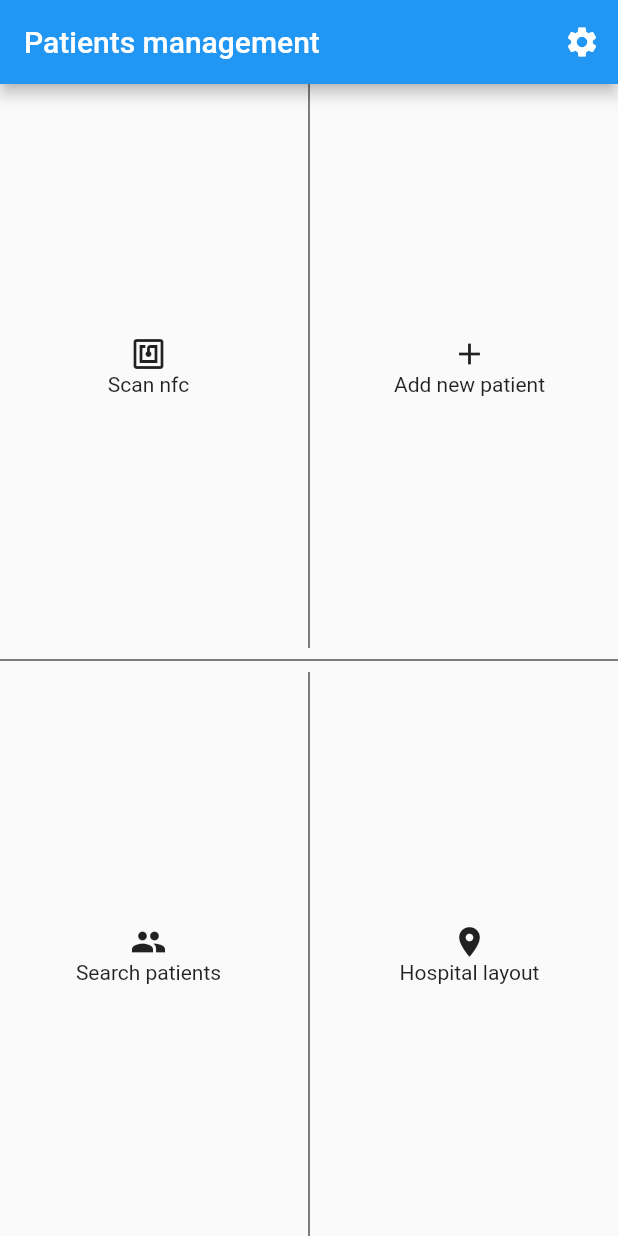
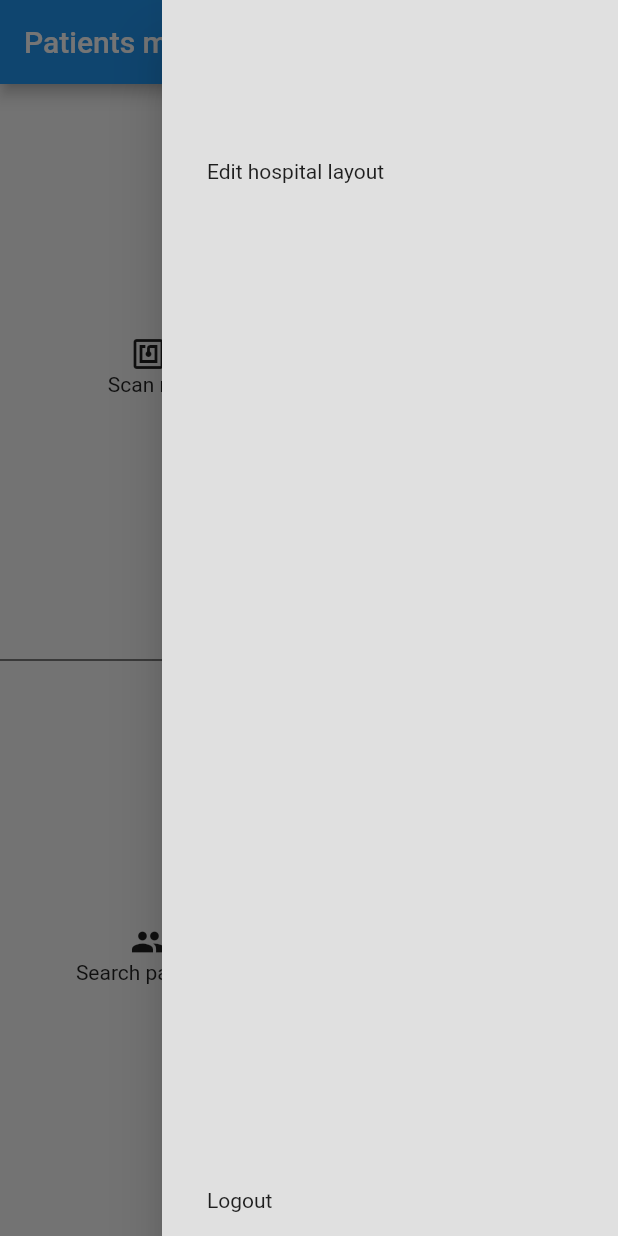
Before and after one commit to fforjan7/care_mate, a Flutter app: the HomeView screen opened by its route, with the side drawer open (before the commit the screen has no drawer), on a phone screen of 412 x 824 dp. Run offline on Flutter 3.47's test engine with Material 2 defaults, Android fonts, the phone set to English and light mode, and no system bars; our stand-ins replace cloud_firestore, email_validator, firebase_auth, firebase_core, flutter_riverpod, freezed_annotation and 3 more; accounts and stored records are empty.

```diff
--- a/lib/ui/views/home/home_view.dart
+++ b/lib/ui/views/home/home_view.dart
@@ -1,6 +1,7 @@
 import 'package:care_mate/common/enums/constants/routes.dart';
 import 'package:care_mate/data/providers/user_provider.dart';
 import 'package:care_mate/ui/views/home/widgets/custom_grid_element.dart';
+import 'package:care_mate/ui/widgets/custom_drawer.dart';
 import 'package:flutter/material.dart';
 import 'package:flutter_riverpod/flutter_riverpod.dart';
 import 'package:go_router/go_router.dart';
@@ -28,14 +29,8 @@ class _HomeViewState extends ConsumerState<HomeView> {
     return Scaffold(
       appBar: AppBar(
         title: const Text("Patients management"),
-        actions: [
-          IconButton(
-              onPressed: () {
-                GoRouter.of(context).push(AppRoutes.settings);
-              },
-              icon: const Icon(Icons.settings))
-        ],
       ),
+      endDrawer: const ReusableDrawer(),
       body: Column(
         crossAxisAlignment: CrossAxisAlignment.stretch,
         children: <Widget>[
--- /dev/null
+++ b/lib/ui/widgets/custom_drawer.dart
@@ -0,0 +1,46 @@
+import 'package:care_mate/common/enums/constants/routes.dart';
+import 'package:flutter/material.dart';
+
+import 'custom_list_tile.dart';
+
+class ReusableDrawer extends StatelessWidget {
+  const ReusableDrawer({Key? key}) : super(key: key);
+
+  @override
+  Widget build(BuildContext context) {
+    return Drawer(
+      backgroundColor: Colors.grey[300],
+      child: Padding(
+        padding: const EdgeInsets.only(top: 100.0),
+        child: Column(
+          children: const [
+            /*Padding(
+              padding: const EdgeInsets.only(bottom: 16.0),
+              child: ReusableListTile(
+                icon: AppIcons.home,
+                title: AppLocalizations.of(context).home,
+                route: AppRoutes.home,
+              ),
+            ),*/
+            Padding(
+              padding: EdgeInsets.only(bottom: 16.0),
+              child: ReusableListTile(
+                title: "Edit hospital layout",
+                route: AppRoutes.hospitalFLoors,
+              ),
+            ),
+            Spacer(),
+            Padding(
+              padding: EdgeInsets.only(bottom: 16.0),
+              child: ReusableListTile(
+                title: "Logout",
+                isLogout: true,
+                route: AppRoutes.login,
+              ),
+            ),
+          ],
+        ),
+      ),
+    );
+  }
+}
--- /dev/null
+++ b/lib/ui/widgets/custom_list_tile.dart
@@ -0,0 +1,50 @@
+import 'package:care_mate/data/providers/login_provider.dart';
+import 'package:flutter/material.dart';
+import 'package:flutter_riverpod/flutter_riverpod.dart';
+
+import 'package:go_router/go_router.dart';
+
+class ReusableListTile extends StatelessWidget {
+  const ReusableListTile({
+    Key? key,
+    required this.title,
+    required this.route,
+    this.isLogout = false,
+  }) : super(key: key);
+
+  final String title;
+  final String route;
+  final bool isLogout;
+
+  @override
+  Widget build(BuildContext context) {
+    return Consumer(
+      builder: (BuildContext context, WidgetRef ref, child) {
+        return InkWell(
+          splashColor: Colors.orange,
+          child: Padding(
+            padding: const EdgeInsets.only(left: 16.0, top: 0, bottom: 0),
+            child: Row(
+              children: [
+                const SizedBox(width: 14),
+                Padding(
+                  padding: const EdgeInsets.only(top: 6.0),
+                  child: Text(title),
+                ),
+              ],
+            ),
+          ),
+          onTap: () {
+            if (isLogout) {
+              ref.read(loginProvider.notifier).signOut();
+              GoRouter.of(context).go(route);
+            } else {
+              GoRouter.of(context).push(route);
+              Navigator.pop(context);
+            }
+          },
+        );
+      },
+    );
+  }
+}
```
Also changed, not shown: lib/services/firestore_service.dart (+16 -3 lines), lib/ui/views/hospital_layout/floors_view.dart (+20 -1 lines), lib/ui/widgets/custom_popup.dart (added, +81 -0 lines).
